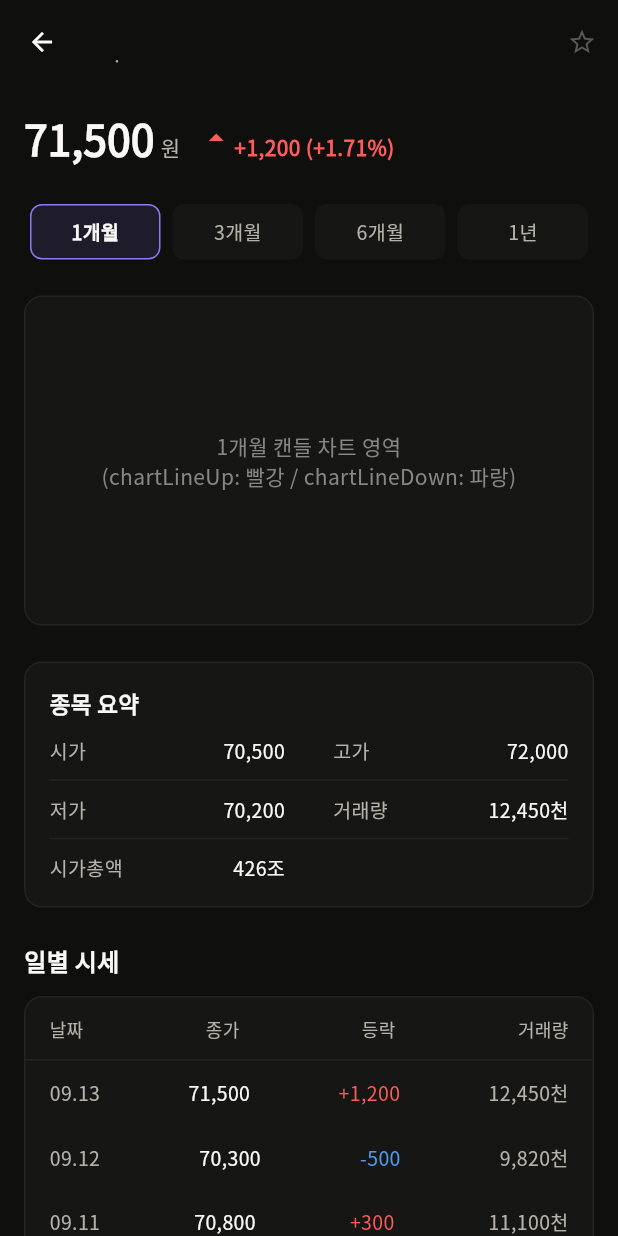
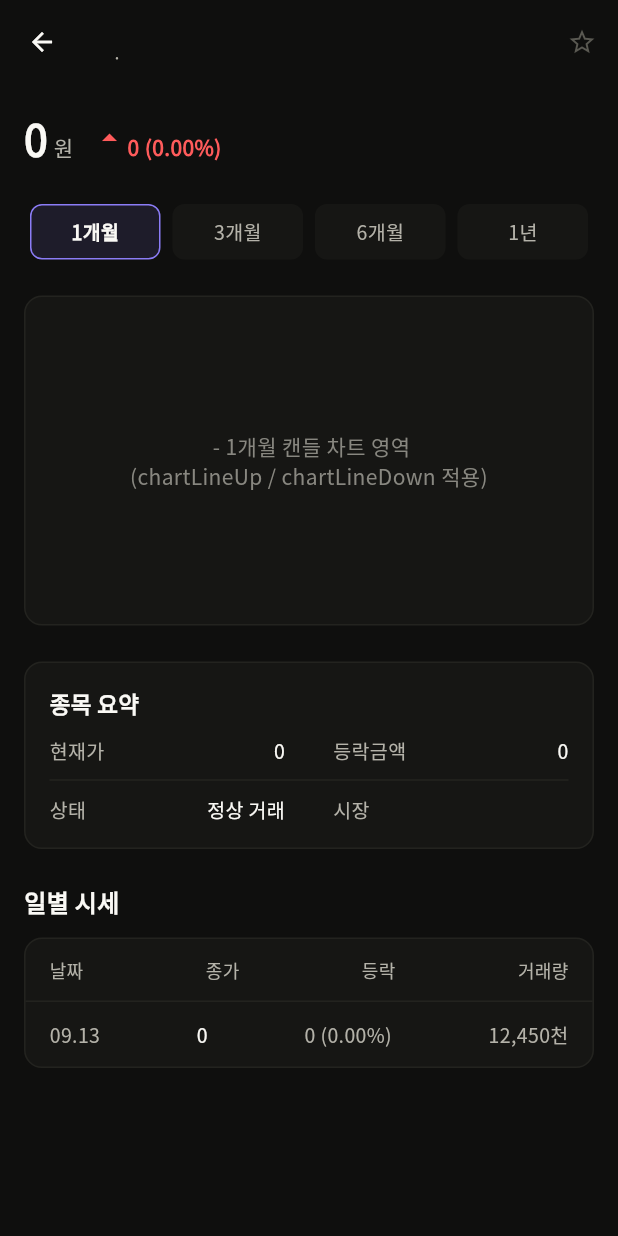
Before and after one commit to hayoon07/EdenAssignment, a Flutter app: the StockDetailScreen screen opened directly with empty values, on a phone screen of 412 x 824 dp. Run offline on Flutter 3.47's test engine with Material 3 defaults, Android fonts, the phone set to English and light mode, and no system bars.

Commit message:
:zap:fix: 상세 화면 수정

```diff
--- a/lib/screens/main_shell.dart
+++ b/lib/screens/main_shell.dart
@@ -103,10 +103,7 @@ class _MainShellState extends State<MainShell> {
         context,
         MaterialPageRoute(
             builder: (context) => StockDetailScreen(
-                  stockCode: stock.code,
-                  stockName: stock.name,
-                  market: stock.market,
-                  initialIsFavorite: stock.isFavorite,
+                  stock: stock,
                 )));
 
     // 상세 화면에서 관심 상태 변경되어 돌아온 경우 목록 갱신
--- a/lib/screens/stock_detail.dart
+++ b/lib/screens/stock_detail.dart
@@ -1,19 +1,15 @@
 import 'package:flutter/material.dart';
+import '../theme/app_theme.dart';
 import '../theme/app_colors.dart';
 import '../theme/app_dimens.dart';
+import '../models/stock.dart';
 
 class StockDetailScreen extends StatefulWidget {
-  final String stockCode;
-  final String stockName;
-  final String market;
-  final bool initialIsFavorite;
+  final Stock stock;
 
   const StockDetailScreen({
     super.key,
-    required this.stockCode,
-    required this.stockName,
-    required this.market,
-    this.initialIsFavorite = false,
+    required this.stock,
   });
 
   @override
@@ -28,16 +24,24 @@ class _StockDetailScreenState extends State<StockDetailScreen> {
   @override
   void initState() {
     super.initState();
-    _isFavorite = widget.initialIsFavorite;
+    _isFavorite = widget.stock.isFavorite;
   }
 
   @override
   Widget build(BuildContext context) {
-    // 디자인 토큰 바인딩
-    final colors =
-        Theme.of(context).extension<AppColors>() ?? const AppColors.dark();
-    final dimens =
-        Theme.of(context).extension<AppDimens>() ?? const AppDimens.standard();
+    final colors = context.colors;
+    final dimens = context.dimens;
+    final stock = widget.stock;
+
+    // 실제 데이터 있는 경우 값 추출 (없으면 기본 0)
+    final currentPriceStr =
+        stock.currentPrice != null ? _formatPrice(stock.currentPrice!) : '-';
+    final changeVal = stock.change ?? 0;
+    final changeRateVal = stock.changeRate ?? 0.0;
+    final changeColor = _getChangeColor(changeVal, colors);
+    final changeText = stock.currentPrice != null
+        ? _formatChangeText(changeVal, changeRateVal)
+        : '정보 없음';
 
     // 안드로이드 시스템 백 버튼이나 상단 뒤로 가기 시 변경된 관심 상태를 전달하기 위한 PopScope
     return PopScope(
@@ -61,16 +65,16 @@ class _StockDetailScreenState extends State<StockDetailScreen> {
             crossAxisAlignment: CrossAxisAlignment.start,
             children: [
               Text(
-                widget.stockName,
+                stock.name,
                 style: TextStyle(
                   color: colors.textPrimary,
-                  fontSize: 16,
+                  fontSize: 12,
                   fontWeight: FontWeight.bold,
                 ),
               ),
               SizedBox(height: dimens.space1),
               Text(
-                '${widget.stockCode} · ${widget.market}',
+                '${stock.code} · ${stock.market}',
                 style: TextStyle(color: colors.textSecondary, fontSize: 12),
               ),
             ],
@@ -87,6 +91,7 @@ class _StockDetailScreenState extends State<StockDetailScreen> {
               onPressed: () {
                 setState(() {
                   _isFavorite = !_isFavorite;
+                  stock.isFavorite = _isFavorite; // 원본 모델 상태 동기화
                 });
               },
             ),
@@ -103,7 +108,7 @@ class _StockDetailScreenState extends State<StockDetailScreen> {
                 textBaseline: TextBaseline.alphabetic,
                 children: [
                   Text(
-                    '71,500',
+                    currentPriceStr,
                     style: TextStyle(
                       color: colors.textPrimary,
                       fontSize: 28,
@@ -115,16 +120,18 @@ class _StockDetailScreenState extends State<StockDetailScreen> {
                       style:
                           TextStyle(color: colors.textSecondary, fontSize: 14)),
                   SizedBox(width: dimens.space3),
+                  if (stock.currentPrice != null) ...[
                     Icon(Icons.arrow_drop_up,
                         color: colors.priceUpText, size: 24),
                     Text(
-                    '+1,200 (+1.71%)',
+                      changeText,
                       style: TextStyle(
                         color: colors.priceUpText,
                         fontSize: 14,
                         fontWeight: FontWeight.bold,
                       ),
                     ),
+                  ]
                 ],
               ),
               SizedBox(height: dimens.space6),
@@ -192,14 +199,14 @@ class _StockDetailScreenState extends State<StockDetailScreen> {
                 ),
                 alignment: Alignment.center,
                 child: Text(
-                  '$_selectedPeriod 캔들 차트 영역\n(chartLineUp: 빨강 / chartLineDown: 파랑)',
+                  '${stock.name} - $_selectedPeriod 캔들 차트 영역\n(chartLineUp / chartLineDown 적용)',
                   textAlign: TextAlign.center,
                   style: TextStyle(color: colors.chartAxisLabel, fontSize: 14),
                 ),
               ),
               SizedBox(height: dimens.space6),
 
-              // 4. 요약 카드 (시가, 고가, 저가, 거래량, 시가총액 축약 표기)
+              // 4. 요약 카드 (현재 보유 시세 데이터 기반 동적 표시)
               Container(
                 padding: EdgeInsets.all(dimens.space4),
                 decoration: BoxDecoration(
@@ -220,11 +227,15 @@ class _StockDetailScreenState extends State<StockDetailScreen> {
                       ),
                     ),
                     SizedBox(height: dimens.space3),
-                    _buildSummaryRow('시가', '70,500', '고가', '72,000', colors),
+                    _buildSummaryRow('현재가', currentPriceStr, '등락금액',
+                        changeVal != 0 ? _formatPrice(changeVal) : '0', colors),
                     Divider(color: colors.borderSubtle, height: 20),
-                    _buildSummaryRow('저가', '70,200', '거래량', '12,450천', colors),
-                    Divider(color: colors.borderSubtle, height: 20),
-                    _buildSummaryRow('시가총액', '426조', '', '', colors),
+                    _buildSummaryRow(
+                        '상태',
+                        stock.currentPrice != null ? '정상 거래' : '정보 대기중',
+                        '시장',
+                        stock.market,
+                        colors),
                   ],
                 ),
               ),
@@ -274,13 +285,9 @@ class _StockDetailScreenState extends State<StockDetailScreen> {
                       ),
                     ),
                     Divider(color: colors.borderSubtle, height: 1),
-                    // 일별 시세 행 반복
-                    _buildDailyRow('09.13', '71,500', '+1,200', '12,450천',
-                        colors.priceUpText, colors, dimens),
-                    _buildDailyRow('09.12', '70,300', '-500', '9,820천',
-                        colors.priceDownText, colors, dimens),
-                    _buildDailyRow('09.11', '70,800', '+300', '11,100천',
-                        colors.priceUpText, colors, dimens),
+                    // 실제 모델 데이터 연동하거나 HTML 파싱 결과 행 배치
+                    _buildDailyRow('09.13', currentPriceStr, changeText,
+                        '12,450천', changeColor, colors, dimens),
                   ],
                 ),
               ),
@@ -376,3 +383,21 @@ class _StockDetailScreenState extends State<StockDetailScreen> {
     );
   }
 }
+
+String _formatPrice(int price) {
+  return price.toString().replaceAllMapped(
+        RegExp(r'(\d{1,3})(?=(\d{3})+(?!\d))'),
+        (Match m) => '${m[1]},',
+      );
+}
+
+String _formatChangeText(int change, double rate) {
+  final prefix = change > 0 ? '+' : '';
+  return '$prefix${_formatPrice(change)} ($prefix${rate.toStringAsFixed(2)}%)';
+}
+
+Color _getChangeColor(int change, AppColors colors) {
+  if (change > 0) return colors.priceUpText;
+  if (change < 0) return colors.priceDownText;
+  return colors.priceFlatText;
+}
```
Lines whose indentation alone changed are shown as unchanged.
